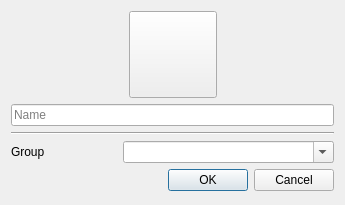
Qt form application/dialogs/CopyInstanceDialog.ui (FreesmTeam/FreesmLauncher) before a commit.
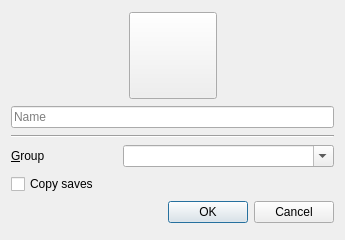
The same form after that commit. Icons and pictures are not drawn.

```diff
--- a/application/dialogs/CopyInstanceDialog.ui
+++ b/application/dialogs/CopyInstanceDialog.ui
@@ -10,7 +10,7 @@
     <x>0</x>
     <y>0</y>
     <width>345</width>
-    <height>205</height>
+    <height>240</height>
    </rect>
   </property>
   <property name="windowTitle">
@@ -87,7 +87,7 @@
      <item row="0" column="0">
       <widget class="QLabel" name="labelVersion_3">
        <property name="text">
-        <string>Group</string>
+        <string>&amp;Group</string>
        </property>
        <property name="buddy">
         <cstring>groupBox</cstring>
@@ -109,6 +109,13 @@
      </item>
     </layout>
    </item>
+   <item>
+    <widget class="QCheckBox" name="copySavesCheckbox">
+     <property name="text">
+      <string>Copy saves</string>
+     </property>
+    </widget>
+   </item>
    <item>
     <widget class="QDialogButtonBox" name="buttonBox">
      <property name="orientation">
```
